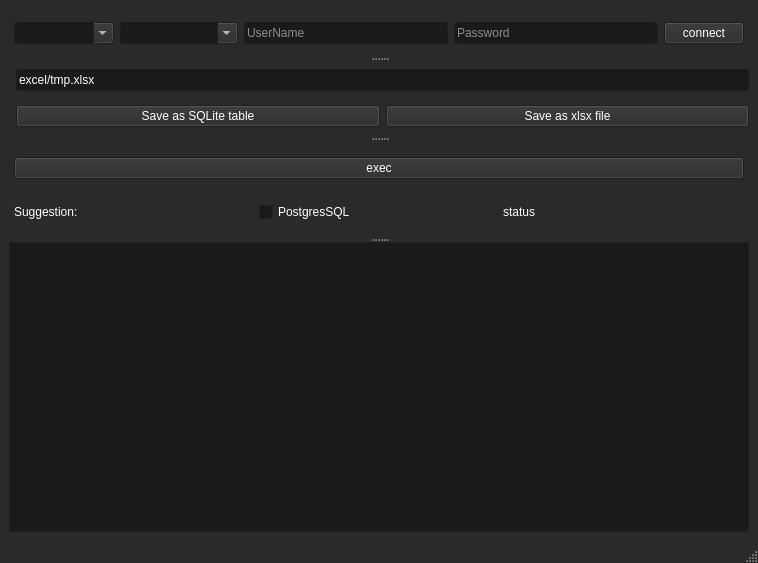
gfifgfifofich/DB_loader, file table.ui: the form before one commit.
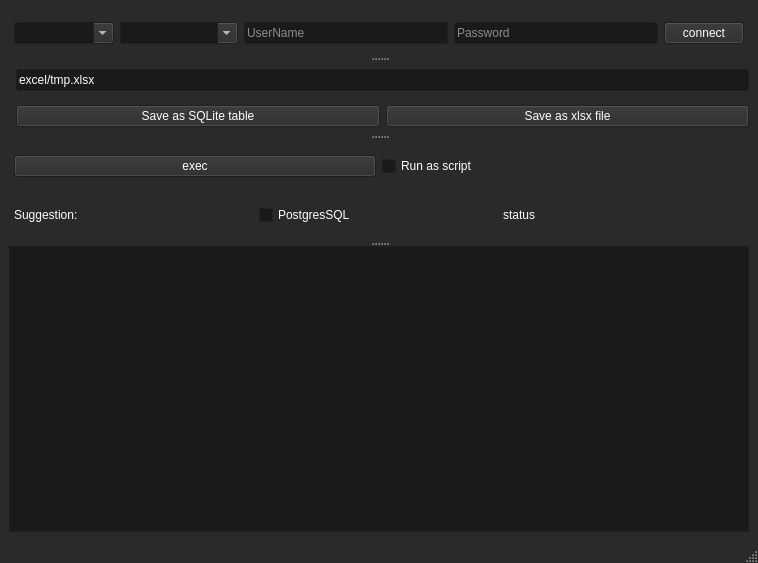
The form after the commit.

Commit message: basic scripting/automation

Patch:
```diff
--- a/table.ui
+++ b/table.ui
@@ -629,11 +629,25 @@
          <number>5</number>
         </property>
         <item>
+         <layout class="QHBoxLayout" name="horizontalLayout_5">
+          <property name="bottomMargin">
+           <number>5</number>
+          </property>
+          <item>
          <widget class="QPushButton" name="pushButton_3">
           <property name="text">
            <string>exec</string>
           </property>
          </widget>
+          </item>
+          <item>
+           <widget class="QCheckBox" name="CheckBoxScript">
+            <property name="text">
+             <string>Run as script</string>
+            </property>
+           </widget>
+          </item>
+         </layout>
         </item>
         <item>
          <layout class="QHBoxLayout" name="horizontalLayout_2">
```
Lines whose indentation alone changed are shown as unchanged. The commit also changes 2 other files.
